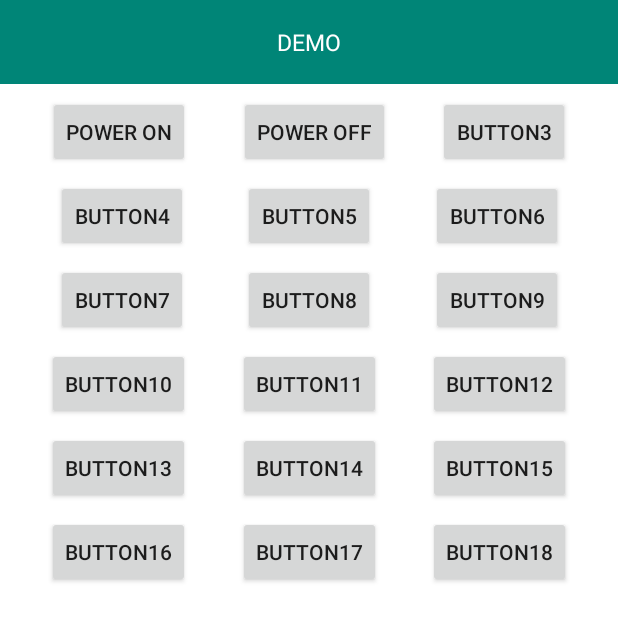
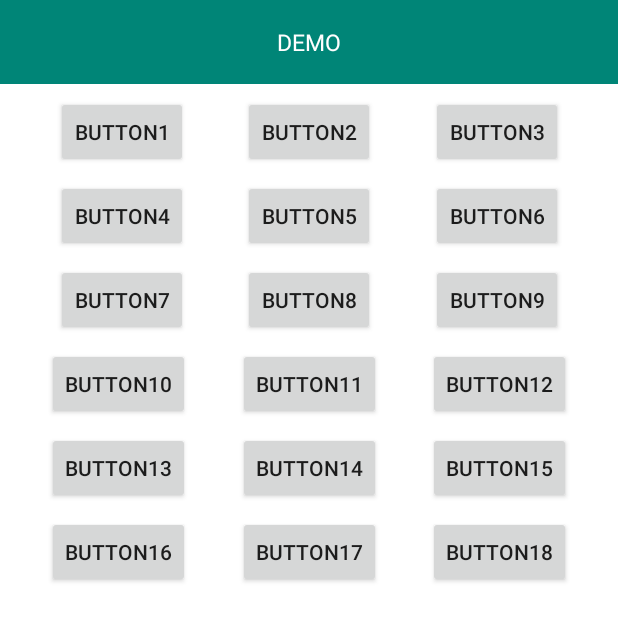
Before and after one commit to vexonelite/AndroidStartProject, an Android app: the screen it shows after launch (MainActivity), on a phone screen of 412 x 824 dp. Shown: the top 621 px of the screen. Run offline under Robolectric (Android 15) with nearby library versions, the phone set to English and light mode, and no system bars.

```diff
--- a/app/src/main/AndroidManifest.xml
+++ b/app/src/main/AndroidManifest.xml
@@ -3,6 +3,10 @@
     xmlns:tools="http://schemas.android.com/tools">
 
     <uses-permission android:name="android.permission.INTERNET" />
+    <uses-permission android:name="android.permission.ACCESS_NETWORK_STATE" />
+    <uses-permission android:name="android.permission.CHANGE_NETWORK_STATE" />
+    <uses-permission android:name="android.permission.ACCESS_WIFI_STATE" />
+    <uses-permission android:name="android.permission.CHANGE_WIFI_STATE" />
     <uses-permission android:name="android.permission.ACCESS_COARSE_LOCATION" />
     <uses-permission android:name="android.permission.ACCESS_FINE_LOCATION" />
     <uses-permission
--- a/app/src/main/java/com/gmail/vexonelite/startproject/EntryFragment.kt
+++ b/app/src/main/java/com/gmail/vexonelite/startproject/EntryFragment.kt
@@ -1,11 +1,26 @@
 package com.gmail.vexonelite.startproject
 
+import android.Manifest
+import android.app.Activity
+import android.content.Context
+import android.content.Intent
+import android.net.wifi.WifiManager
+import android.os.Build
 import android.os.Bundle
-import androidx.fragment.app.Fragment
+import android.provider.Settings
+import android.util.Log
 import android.view.LayoutInflater
 import android.view.View
 import android.view.ViewGroup
+import androidx.activity.result.ActivityResult
+import androidx.activity.result.ActivityResultLauncher
+import androidx.activity.result.contract.ActivityResultContracts
+import androidx.appcompat.app.AppCompatActivity
+import androidx.fragment.app.Fragment
 import com.gmail.vexonelite.startproject.databinding.FragmentEntryBinding
+import getLogTag
+import hasFineLocationPermissionBeenGranted
+import showLog
 
 
 class EntryFragment : Fragment() {
@@ -31,9 +46,122 @@ class EntryFragment : Fragment() {
 
     override fun onViewCreated(rootView: View, savedInstanceState: Bundle?) {
         rootView.setOnClickListener { view -> {} }
-//        uiInitilization(rootView)
+        uiInitilization(rootView)
 //        setupViewModel()
     }
 
+    private fun uiInitilization(rootView: View) {
+        val viewList = listOf<View>(
+            viewBinding.button1,
+            viewBinding.button2,
+            viewBinding.button3,
+            viewBinding.button4,
+            viewBinding.button5,
+            viewBinding.button6,
+            viewBinding.button7,
+            viewBinding.button8,
+            viewBinding.button9,
+            viewBinding.button10,
+            viewBinding.button11,
+            viewBinding.button12,
+            viewBinding.button13,
+            viewBinding.button14,
+            viewBinding.button15,
+            viewBinding.button16,
+            viewBinding.button17,
+            viewBinding.button18,
+        )
+        for (view in viewList) {
+            view.setOnClickListener(myClickerLambda)
+        }
+    }
 
+    private val myClickerLambda: (View) -> Unit = { view ->
+        when (view.id) {
+            R.id.button1 -> {
+                requestLocationPermissions()
+            }
+            R.id.button2 -> {
+                enableWiFiIfNeeded()
+            }
+            R.id.button3 -> {
+            }
+            R.id.button4 -> {
+            }
+            R.id.button5 -> {
+            }
+            R.id.button6 -> {
+            }
+            R.id.button7 -> {
+            }
+            R.id.button8 -> {
+            }
+            R.id.button9 -> {
+            }
+            R.id.button10 -> {
+            }
+            R.id.button11 -> {
+            }
+            R.id.button12 -> {
+            }
+            R.id.button13 -> {
+            }
+            R.id.button14 -> {
+            }
+            R.id.button15 -> {
+            }
+            R.id.button16 -> {
+            }
+            R.id.button17 -> {
+            }
+            R.id.button18 -> {
+            }
+            else -> {
+            }
+        }
+    }
+
+    private val locationActivityResultCallback: (Map<String, Boolean>) -> Unit = { resultsMap ->
+        val result: Boolean = resultsMap.contains(Manifest.permission.ACCESS_FINE_LOCATION) && resultsMap.contains(Manifest.permission.ACCESS_COARSE_LOCATION)
+        showLog(Log.INFO, getLogTag(), "locationActivityResultCallback - result: [$result]")
+    }
+
+    private val locationPermissionRequestLauncher = registerForActivityResult(
+        ActivityResultContracts.RequestMultiplePermissions(), locationActivityResultCallback)
+
+    private fun requestLocationPermissions() {
+        val hostActivity = activity as AppCompatActivity
+        if (hostActivity.hasFineLocationPermissionBeenGranted()) {
+            showLog(Log.INFO, getLogTag(), "requestLocationPermissions - FineLocationPermissionBeenGranted")
+        }
+        else {
+            locationPermissionRequestLauncher.launch(arrayOf(
+                Manifest.permission.ACCESS_FINE_LOCATION,
+                Manifest.permission.ACCESS_COARSE_LOCATION))
+        }
+    }
+
+    private val wiFiEnableActivityResultCallback : (ActivityResult) -> Unit = { result ->
+        val isResultCodeOk = result.resultCode == Activity.RESULT_OK
+        showLog(Log.INFO, getLogTag(), "requestWiFiFeatureResultCallback - isResultCodeOk: [$isResultCodeOk]")
+    }
+
+    private val requestWiFiFeatureLauncher: ActivityResultLauncher<Intent> =
+        registerForActivityResult(
+            ActivityResultContracts.StartActivityForResult(), wiFiEnableActivityResultCallback)
+
+    private fun enableWiFiIfNeeded() {
+        val wifiManager =
+            requireContext().applicationContext.getSystemService(Context.WIFI_SERVICE) as WifiManager
+
+        if (wifiManager.isWifiEnabled) {
+            showLog(Log.INFO, getLogTag(), "enableWiFiIfNeeded - WiFi enabled already")
+        } else {
+            if (Build.VERSION.SDK_INT < 29) {
+                wifiManager.isWifiEnabled = true
+            } else {
+                requestWiFiFeatureLauncher.launch(Intent(Settings.Panel.ACTION_WIFI))
+            }
+        }
+    }
 }
--- a/app/src/main/res/layout/fragment_entry.xml
+++ b/app/src/main/res/layout/fragment_entry.xml
@@ -42,7 +42,7 @@
         app:layout_constraintEnd_toStartOf="@+id/button2"
         app:layout_constraintTop_toBottomOf="@id/toolbar"
         android:layout_marginTop="8dp"
-        android:text="Power ON"/>
+        android:text="button1"/>
 
     <Button
         android:id="@+id/button2"
@@ -52,7 +52,7 @@
         app:layout_constraintEnd_toStartOf="@+id/button3"
         app:layout_constraintTop_toBottomOf="@id/toolbar"
         android:layout_marginTop="8dp"
-        android:text="Power OFF"/>
+        android:text="button2"/>
 
     <Button
         android:id="@+id/button3"
```
Also changed, not shown: app/src/main/java/com/gmail/vexonelite/startproject/ActivityKtx.kt (+29 -0 lines).
